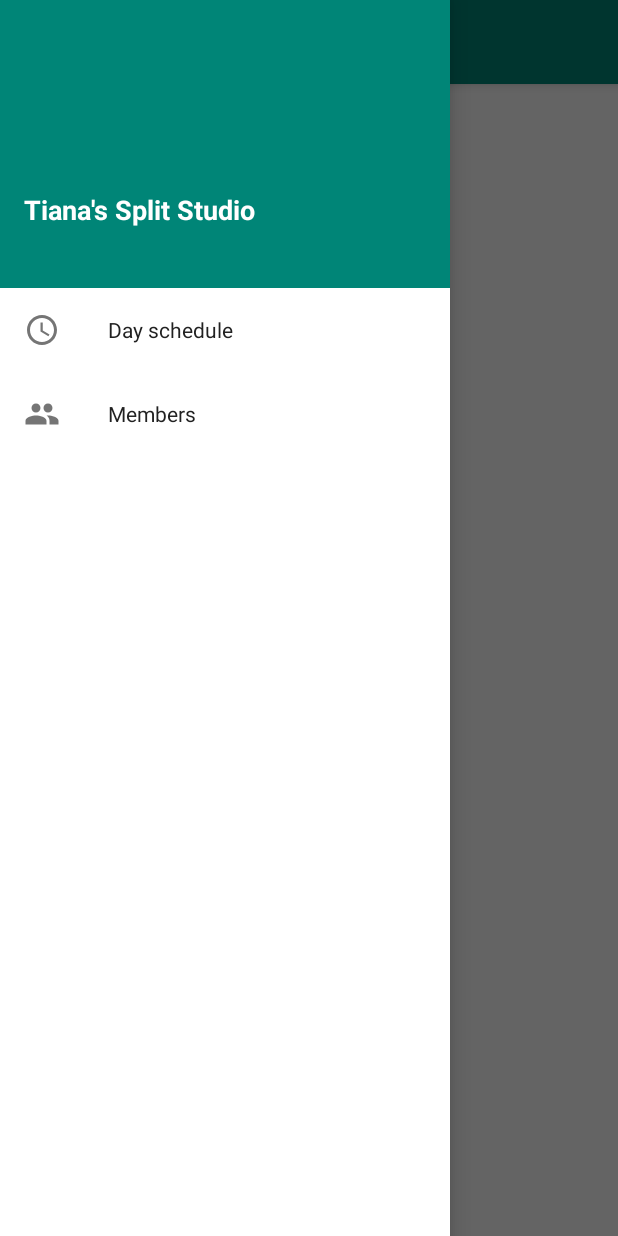
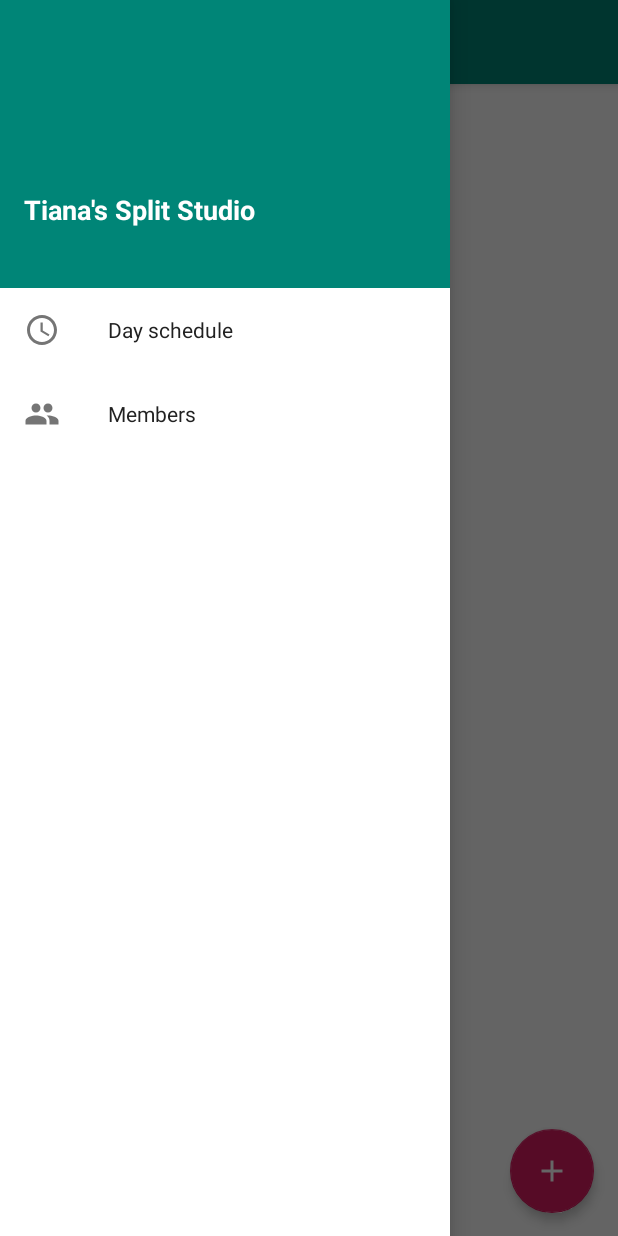
Before and after one commit to nmakarenko/Tiana-Studio-Schedule, an Android app: the screen it shows after launch (MainActivity), with the side drawer open, on a phone screen of 412 x 824 dp. Run offline under Robolectric (Android 15) with nearby library versions, the phone set to English and light mode, and no system bars.

Commit message:
add new member activity

```diff
--- a/app/build.gradle
+++ b/app/build.gradle
@@ -14,6 +14,7 @@ android {
         versionName "1.0"
         testInstrumentationRunner "android.support.test.runner.AndroidJUnitRunner"
         vectorDrawables.useSupportLibrary = true
+        multiDexEnabled = true
     }
     buildTypes {
         release {
--- a/app/src/main/AndroidManifest.xml
+++ b/app/src/main/AndroidManifest.xml
@@ -16,6 +16,7 @@
                 <category android:name="android.intent.category.LAUNCHER" />
             </intent-filter>
         </activity>
+        <activity android:name=".android.activity.AddMemberActivity"/>
     </application>
 
 </manifest>
--- a/app/src/main/java/com/tiana/studioschedule/android/activity/MainActivity.kt
+++ b/app/src/main/java/com/tiana/studioschedule/android/activity/MainActivity.kt
@@ -1,5 +1,6 @@
 package com.tiana.studioschedule.android.activity
 
+import android.content.Intent
 import android.os.Bundle
 import android.support.v4.content.ContextCompat
 import android.support.v4.view.GravityCompat
@@ -9,6 +10,7 @@ import android.view.View
 import com.tiana.studioschedule.R
 import com.tiana.studioschedule.android.activity.abstracts.CustomToolbarActivity
 import com.tiana.studioschedule.android.activity.fragment.DayScheduleFragment
+import com.tiana.studioschedule.android.activity.fragment.MembersFragment
 import kotlinx.android.synthetic.main.activity_main.*
 
 class MainActivity : CustomToolbarActivity() {
@@ -20,16 +22,40 @@ class MainActivity : CustomToolbarActivity() {
         super.onCreate(savedInstanceState)
         setContentView(R.layout.activity_main)
 
+        drawerLayout = findViewById(R.id.drawer_layout)
+        drawerLayout!!.setStatusBarBackgroundColor(
+                ContextCompat.getColor(this, R.color.primary))
+
+        showDayScheduleFragment()
+
+        createDrawerToggle()
+
+        fab.setOnClickListener {
+            if (supportFragmentManager.findFragmentByTag(MembersFragment.TAG) != null) {
+                val intent = Intent(this, AddMemberActivity::class.java)
+                startActivity(intent)
+            }
+        }
+    }
+
+    fun showDayScheduleFragment() {
+        drawerLayout?.closeDrawer(GravityCompat.START)
+        if (supportFragmentManager.findFragmentByTag(DayScheduleFragment.TAG) != null) return
+        supportActionBar!!.setTitle(R.string.day_schedule_title)
         supportFragmentManager
                 .beginTransaction()
                 .replace(R.id.page_frame, DayScheduleFragment.newInstance(), DayScheduleFragment.TAG)
                 .commit()
+    }
 
-        drawerLayout = findViewById(R.id.drawer_layout)
-        drawerLayout!!.setStatusBarBackgroundColor(
-                ContextCompat.getColor(this, R.color.primary))
-
-        createDrawerToggle()
+    fun showMembersFragment() {
+        drawerLayout?.closeDrawer(GravityCompat.START)
+        if (supportFragmentManager.findFragmentByTag(MembersFragment.TAG) != null) return
+        supportActionBar!!.setTitle(R.string.members_title)
+        supportFragmentManager
+                .beginTransaction()
+                .replace(R.id.page_frame, MembersFragment.newInstance(), MembersFragment.TAG)
+                .commit()
     }
 
     private fun createDrawerToggle() {
--- a/app/src/main/java/com/tiana/studioschedule/android/activity/fragment/NavigationDrawerFragment.kt
+++ b/app/src/main/java/com/tiana/studioschedule/android/activity/fragment/NavigationDrawerFragment.kt
@@ -6,6 +6,7 @@ import android.view.LayoutInflater
 import android.view.View
 import android.view.ViewGroup
 import com.tiana.studioschedule.R
+import com.tiana.studioschedule.android.activity.MainActivity
 
 class NavigationDrawerFragment : Fragment() {
 
@@ -13,6 +14,14 @@ class NavigationDrawerFragment : Fragment() {
                               container: ViewGroup?,
                               savedInstanceState: Bundle?): View? {
         val view = inflater.inflate(R.layout.fragment_left_drawer, container, false)
+
+        view.findViewById<View>(R.id.layout_day_schedule_item).setOnClickListener {
+            (activity as MainActivity?)?.showDayScheduleFragment()
+        }
+        view.findViewById<View>(R.id.layout_members_item).setOnClickListener {
+            (activity as MainActivity?)?.showMembersFragment()
+        }
+
         return view
     }
 
--- /dev/null
+++ b/app/src/main/res/drawable/ic_add.xml
@@ -0,0 +1,5 @@
+<vector android:height="24dp" android:tint="#FFFFFF"
+    android:viewportHeight="24.0" android:viewportWidth="24.0"
+    android:width="24dp" xmlns:android="http://schemas.android.com/apk/res/android">
+    <path android:fillColor="#FF000000" android:pathData="M19,13h-6v6h-2v-6H5v-2h6V5h2v6h6v2z"/>
+</vector>
--- /dev/null
+++ b/app/src/main/res/drawable/ic_done.xml
@@ -0,0 +1,5 @@
+<vector android:height="24dp" android:tint="#FFFFFF"
+    android:viewportHeight="24.0" android:viewportWidth="24.0"
+    android:width="24dp" xmlns:android="http://schemas.android.com/apk/res/android">
+    <path android:fillColor="#FF000000" android:pathData="M9,16.2L4.8,12l-1.4,1.4L9,19 21,7l-1.4,-1.4L9,16.2z"/>
+</vector>
--- a/app/src/main/res/layout/activity_main.xml
+++ b/app/src/main/res/layout/activity_main.xml
@@ -35,6 +35,21 @@
             app:layout_behavior="@string/appbar_scrolling_view_behavior"
             />
 
+        <android.support.design.widget.FloatingActionButton
+            android:id="@+id/fab"
+            android:layout_width="wrap_content"
+            android:layout_height="wrap_content"
+
+            app:srcCompat="@drawable/ic_add"
+
+            style="@style/FabStyle"
+
+            app:layout_anchorGravity="bottom|right"
+            app:layout_anchor="@id/page_frame"
+
+            app:layout_behavior="com.tiana.studioschedule.android.misc.ScrollFabBehavior"
+            />
+
     </android.support.design.widget.CoordinatorLayout>
 
     <fragment
--- a/app/src/main/res/values/dimens.xml
+++ b/app/src/main/res/values/dimens.xml
@@ -3,6 +3,11 @@
     <dimen name="title_text_size">18sp</dimen>
     <dimen name="primary_text_size">16sp</dimen>
     <dimen name="secondary_text_size">14sp</dimen>
+    <dimen name="label_text_size">12sp</dimen>
+    <dimen name="hint_text_size">12sp</dimen>
 
     <dimen name="left_drawer_width">300dp</dimen>
+
+    <dimen name="fab_hor_margin">6dp</dimen>
+    <dimen name="normal_fab_elevation">4dp</dimen>
 </resources>
--- a/app/src/main/res/values/strings.xml
+++ b/app/src/main/res/values/strings.xml
@@ -5,4 +5,9 @@
     <string name="menu_day_schedule">Day schedule</string>
     <string name="drawer_open">Open</string>
     <string name="drawer_close">Close</string>
+    <string name="day_schedule_title">Day schedule</string>
+    <string name="members_title">Members</string>
+    <string name="add_member_title">New member</string>
+    <string name="name">Name</string>
+    <string name="phone">Phone</string>
 </resources>
--- a/app/src/main/res/values/styles.xml
+++ b/app/src/main/res/values/styles.xml
@@ -1,4 +1,4 @@
-<resources>
+<resources xmlns:tools="http://schemas.android.com/tools">
 
     <!-- Base application theme. -->
     <style name="AppTheme" parent="Theme.AppCompat.Light.NoActionBar">
@@ -8,4 +8,18 @@
         <item name="colorAccent">@color/accent</item>
     </style>
 
+    <style name="FabStyle">
+        <item name="android:layout_marginRight">@dimen/fab_hor_margin</item>
+        <item name="fabSize">normal</item>
+        <item name="useCompatPadding">true</item>
+        <item name="elevation">@dimen/normal_fab_elevation</item>
+    </style>
+
+    <style name="hint_text_appearance">
+        <item name="android:textColor" tools:ignore="PrivateResource">@color/md_grey_500</item>
+        <item name="android:layout_width">wrap_content</item>
+        <item name="android:layout_height">wrap_content</item>
+        <item name="android:textSize">@dimen/hint_text_size</item>
+    </style>
+
 </resources>
```
Also changed, not shown: app/src/main/java/com/tiana/studioschedule/android/activity/AddMemberActivity.kt (added, +39 -0 lines), app/src/main/java/com/tiana/studioschedule/android/activity/fragment/AddMemberFragment.kt (added, +27 -0 lines), app/src/main/java/com/tiana/studioschedule/android/activity/fragment/MembersFragment.kt (added, +27 -0 lines), app/src/main/java/com/tiana/studioschedule/android/misc/ScrollFabBehavior.kt (added, +46 -0 lines), app/src/main/res/layout/activity_add_member.xml (added, +44 -0 lines), app/src/main/res/layout/fragment_add_member.xml (added, +51 -0 lines), app/src/main/res/layout/fragment_members.xml (added, +7 -0 lines).
